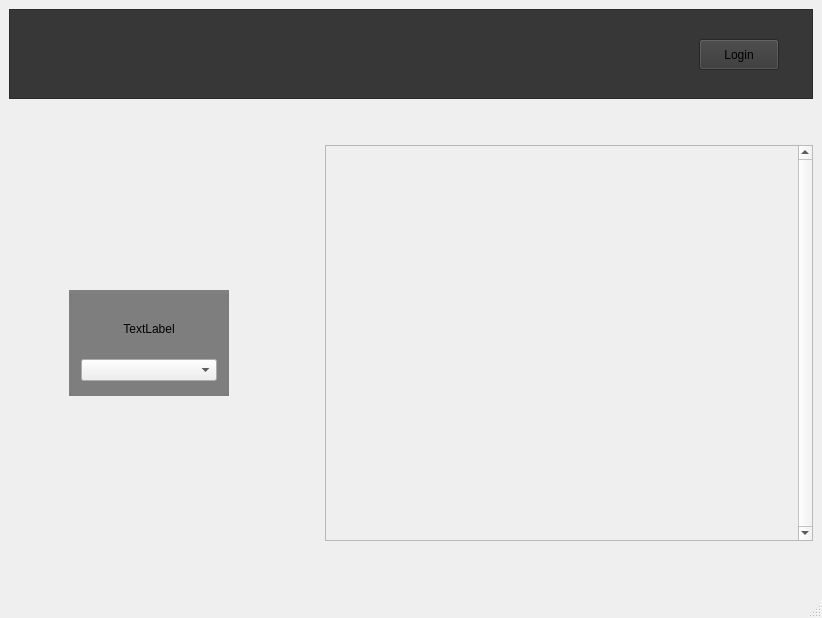
Old version of the form libsys/mainwindow.ui in the repository Hydralyph/cs106-librarysystem.
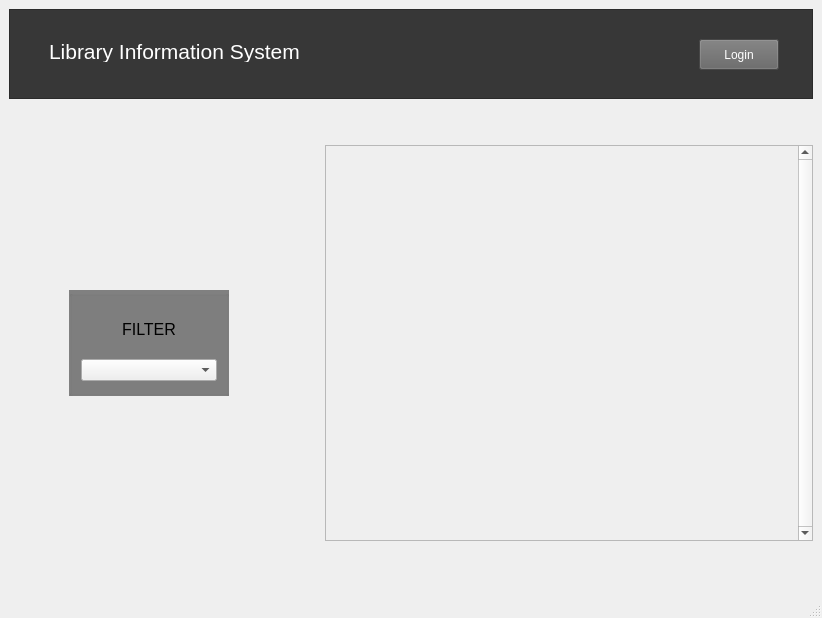
New version of the form.

What changed in the file:
```diff
--- a/libsys/mainwindow.ui
+++ b/libsys/mainwindow.ui
@@ -14,11 +14,17 @@
    <string>Library Information System</string>
   </property>
   <widget class="QWidget" name="centralwidget">
+   <property name="sizePolicy">
+    <sizepolicy hsizetype="Preferred" vsizetype="Preferred">
+     <horstretch>0</horstretch>
+     <verstretch>0</verstretch>
+    </sizepolicy>
+   </property>
    <layout class="QVBoxLayout" name="verticalLayout">
     <item>
      <widget class="QFrame" name="frame">
       <property name="sizePolicy">
-       <sizepolicy hsizetype="MinimumExpanding" vsizetype="Maximum">
+       <sizepolicy hsizetype="MinimumExpanding" vsizetype="Minimum">
         <horstretch>0</horstretch>
         <verstretch>0</verstretch>
        </sizepolicy>
@@ -53,10 +59,36 @@
          <height>31</height>
         </rect>
        </property>
+       <property name="styleSheet">
+        <string notr="true">background-color: rgb(100, 100, 100);
+color: rgb(255, 255, 255);</string>
+       </property>
        <property name="text">
         <string>Login</string>
        </property>
       </widget>
+      <widget class="QLabel" name="label_2">
+       <property name="geometry">
+        <rect>
+         <x>40</x>
+         <y>32</y>
+         <width>281</width>
+         <height>21</height>
+        </rect>
+       </property>
+       <property name="font">
+        <font>
+         <pointsize>16</pointsize>
+        </font>
+       </property>
+       <property name="styleSheet">
+        <string notr="true">color: rgb(255, 255, 255);
+</string>
+       </property>
+       <property name="text">
+        <string>Library Information System</string>
+       </property>
+      </widget>
      </widget>
     </item>
     <item>
@@ -131,8 +163,13 @@
              <height>46</height>
             </size>
            </property>
+           <property name="font">
+            <font>
+             <pointsize>12</pointsize>
+            </font>
+           </property>
            <property name="text">
-            <string>TextLabel</string>
+            <string>FILTER</string>
            </property>
            <property name="alignment">
             <set>Qt::AlignCenter</set>
```
Left out of the diff: 120 changed lines with no effect on the pictures.
